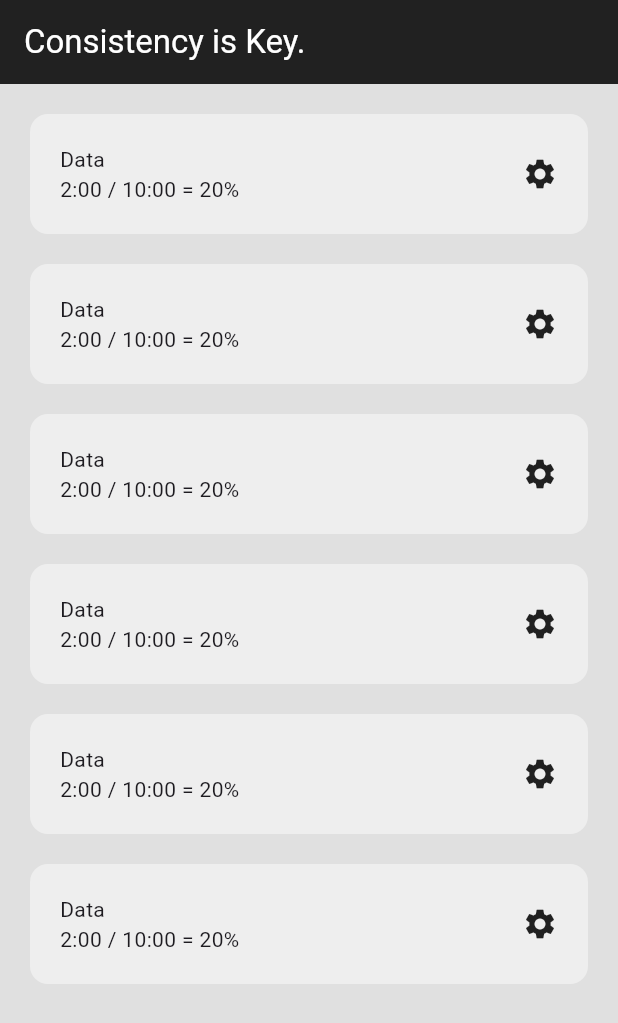
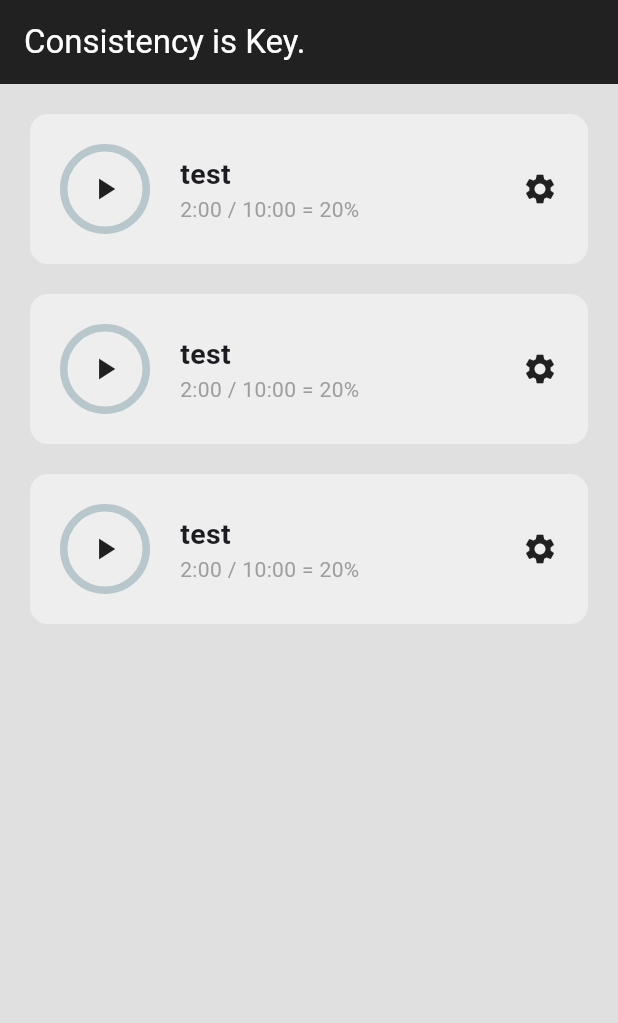
Before and after one commit to josssss07/Habit-Tracker-Flutter, a Flutter app: the screen it shows after launch, on a phone screen of 412 x 824 dp. Shown: the top 1023 px of the screen. Run offline on Flutter 3.47's test engine with Material 3 defaults, Android fonts, the phone set to English and light mode, and no system bars; drawn by our look-alikes of percent_indicator.

Commit message:
UI completed

```diff
--- a/lib/homepage.dart
+++ b/lib/homepage.dart
@@ -27,12 +27,9 @@ class _HomePageState extends State<HomePage> {
       ),
       body: Column(
         children: [
-          HabitTile(),
-          HabitTile(),
-          HabitTile(),
-          HabitTile(),
-          HabitTile(),
-          HabitTile(),
+          HabitTile(habitName: 'test'),
+          HabitTile(habitName: 'test'),
+          HabitTile(habitName: 'test')
         ],
       ),
     );
--- a/lib/util/habit_tlile.dart
+++ b/lib/util/habit_tlile.dart
@@ -1,9 +1,17 @@
 // ignore_for_file: prefer_const_literals_to_create_immutables, prefer_const_constructors
 
 import 'package:flutter/material.dart';
+import 'package:percent_indicator/circular_percent_indicator.dart';
 
 class HabitTile extends StatelessWidget {
-  const HabitTile({super.key});
+  HabitTile({
+    super.key,
+    required this.habitName,
+    });
+
+  //habit variables
+  String habitName;
+
 
   @override
   Widget build(BuildContext context) {
@@ -19,15 +27,43 @@ class HabitTile extends StatelessWidget {
                 child: Row(
                   mainAxisAlignment: MainAxisAlignment.spaceBetween,
                   children: [
+                    //habit circle
+                    Row(children: [
+                      Container(
+                        width: 60,
+                        height: 60,
+                        child: Stack(
+                          children: [
+                            Center(child: CircularPercentIndicator(radius: 30)),
+                            Center(
+                              child: Icon(Icons.play_arrow)
+                              ),
+                        ],
+                        ),
+                      ),
+                    SizedBox(width: 20),
                     Column(
                       crossAxisAlignment: CrossAxisAlignment.start,
                       children: [
                         //task name
-                        Text('Data'),
+                        Text(
+                          habitName,
+                          style: TextStyle(
+                            fontWeight: FontWeight.bold,
+                            fontSize: 19
+                          ),
+                        ),
 
                         //task progress
-                        Text('2:00 / 10:00 = 20%'),
+                        Text(
+                          '2:00 / 10:00 = 20%',
+                          style: TextStyle(
+                            color: Colors.grey
+                          ),
+                          ),
                       ],
+                    ),
+                    ],
                     ),
                     Icon(Icons.settings),
                   ],
--- a/pubspec.yaml
+++ b/pubspec.yaml
@@ -35,6 +35,7 @@ dependencies:
   # The following adds the Cupertino Icons font to your application.
   # Use with the CupertinoIcons class for iOS style icons.
   cupertino_icons: ^1.0.2
+  percent_indicator: ^4.2.3
 
 dev_dependencies:
   flutter_test:
@@ -45,7 +46,7 @@ dev_dependencies:
   # activated in the `analysis_options.yaml` file located at the root of your
   # package. See that file for information about deactivating specific lint
   # rules and activating additional ones.
-  flutter_lints: ^2.0.0
+  flutter_lints: ^3.0.1
 
 # For information on the generic Dart part of this file, see the
 # following page: https://dart.dev/tools/pub/pubspec
```
Also changed, not shown: pubspec.lock.
